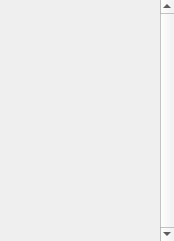
SCIInstitute/Cleaver, file src/gui/Application/DataWidgets/DataManagerWidget.ui: the form before one commit.
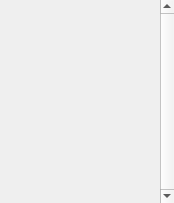
The form after the commit.

Commit message:
Fixed UI size issues. Refactored cleaving widget.
This change fixed a couple issues with default sizes that
created too small widgets by default. It also refactored
the cleaving widget to better reflect the data model and
intended usage. There should be no global state for the
app. Each module, widget, and window should operate on
a specific volume, mesh etc. These data objects can be
referenced through the Data Manager.

```diff
--- a/src/gui/Application/DataWidgets/DataManagerWidget.ui
+++ b/src/gui/Application/DataWidgets/DataManagerWidget.ui
@@ -7,7 +7,7 @@
     <x>0</x>
     <y>0</y>
     <width>174</width>
-    <height>241</height>
+    <height>203</height>
    </rect>
   </property>
   <property name="sizePolicy">
@@ -18,8 +18,8 @@
   </property>
   <property name="minimumSize">
    <size>
-    <width>0</width>
-    <height>0</height>
+    <width>76</width>
+    <height>203</height>
    </size>
   </property>
   <property name="maximumSize">
@@ -76,8 +76,8 @@
         <rect>
          <x>0</x>
          <y>0</y>
-         <width>151</width>
-         <height>216</height>
+         <width>159</width>
+         <height>181</height>
         </rect>
        </property>
        <property name="sizePolicy">
```
Left out of the diff: 11 changed lines with no effect on the pictures. The commit also changes 6 other files.
